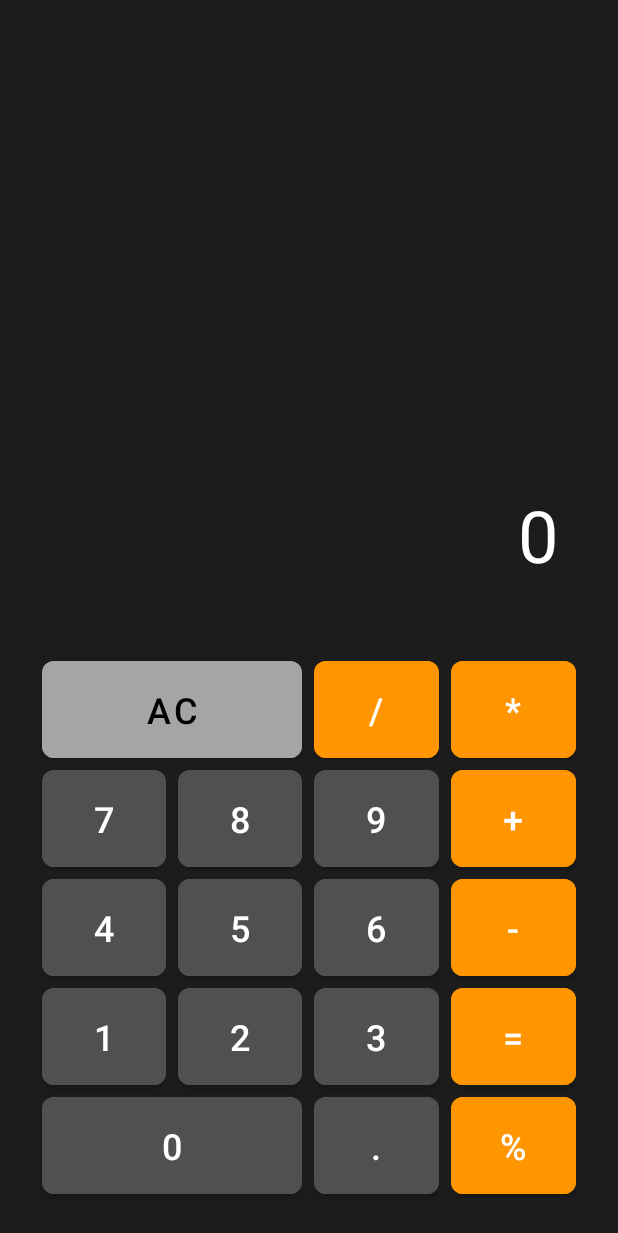
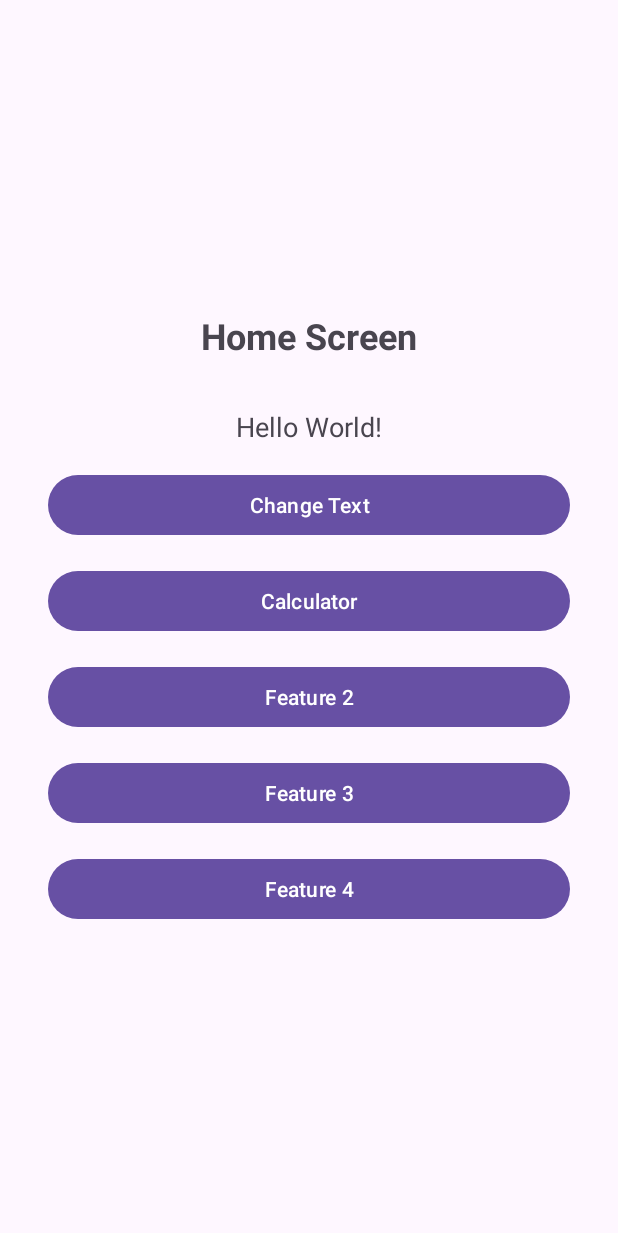
Before and after one commit to RaymussenArthur/JavaMobileApp, an Android app: the layout activity_main.xml on its own in the app's theme, with its tools: preview values and no code run, on a phone screen of 412 x 824 dp. Shown: the top 1233 px of the screen. Run offline under Robolectric (Android 15) with nearby library versions, the phone set to English and light mode, and no system bars.

Commit message:
feat: Add main activity and calculator functionality with multiple feature pages

```diff
--- a/app/src/main/AndroidManifest.xml
+++ b/app/src/main/AndroidManifest.xml
@@ -21,6 +21,10 @@
                 <category android:name="android.intent.category.LAUNCHER" />
             </intent-filter>
         </activity>
+        <activity android:name=".CalcActivity" android:exported="true" />
+        <activity android:name=".Feature2Activity" android:exported="true" />
+        <activity android:name=".Feature3Activity" android:exported="true" />
+        <activity android:name=".Feature4Activity" android:exported="true" />
     </application>
 
 </manifest>
--- a/app/src/main/res/layout/activity_main.xml
+++ b/app/src/main/res/layout/activity_main.xml
@@ -1,166 +1,60 @@
 <?xml version="1.0" encoding="utf-8"?>
 <LinearLayout xmlns:android="http://schemas.android.com/apk/res/android"
-    xmlns:tools="http://schemas.android.com/tools"
     android:layout_width="match_parent"
     android:layout_height="match_parent"
-    android:background="@color/calculator_background"
     android:orientation="vertical"
-    android:padding="@dimen/activity_padding"
-    tools:context=".MainActivity">
+    android:gravity="center"
+    android:padding="32dp">
 
-    <!-- Result Display -->
     <TextView
-        android:id="@+id/resultTextView"
-        style="@style/ResultDisplayStyle"
-        android:layout_width="match_parent"
-        android:layout_height="0dp"
-        android:layout_weight="1"
-        android:text="@string/result_value"
-        tools:text="0" />
+        android:id="@+id/homeTitle"
+        android:layout_width="wrap_content"
+        android:layout_height="wrap_content"
+        android:text="Home Screen"
+        android:textSize="24sp"
+        android:textStyle="bold"
+        android:layout_marginBottom="32dp" />
 
-    <!-- Button Grid Container -->
-    <GridLayout
+    <TextView
+        android:id="@+id/textViewHello"
+        android:layout_width="wrap_content"
+        android:layout_height="wrap_content"
+        android:text="Hello World!"
+        android:textSize="18sp"
+        android:layout_marginBottom="16dp" />
+
+    <Button
+        android:id="@+id/buttonChangeText"
         android:layout_width="match_parent"
         android:layout_height="wrap_content"
-        android:columnCount="4"
-        android:padding="@dimen/grid_padding"
-        android:rowCount="5">
+        android:text="Change Text"
+        android:layout_marginBottom="16dp" />
 
-        <!-- Row 1: AC, /, * -->
-        <Button
-            android:id="@+id/buttonClear"
-            style="@style/CalculatorButton.Control"
-            android:layout_columnSpan="2"
-            android:layout_gravity="fill_horizontal"
-            android:contentDescription="@string/cd_clear"
-            android:text="@string/button_clear"
-            tools:ignore="VisualLintButtonSize" />
+    <Button
+        android:id="@+id/buttonPageCalc"
+        android:layout_width="match_parent"
+        android:layout_height="wrap_content"
+        android:text="Calculator"
+        android:layout_marginBottom="16dp" />
 
-        <Button
-            android:id="@+id/buttonDivide"
-            style="@style/CalculatorButton.Operator"
-            android:contentDescription="@string/cd_divide"
-            android:text="@string/button_divide"
-            tools:ignore="VisualLintButtonSize" />
+    <Button
+        android:id="@+id/buttonFeature2"
+        android:layout_width="match_parent"
+        android:layout_height="wrap_content"
+        android:text="Feature 2"
+        android:layout_marginBottom="16dp" />
 
-        <Button
-            android:id="@+id/buttonMultiply"
-            style="@style/CalculatorButton.Operator"
-            android:contentDescription="@string/cd_multiply"
-            android:text="@string/button_multiply"
-            tools:ignore="VisualLintButtonSize" />
+    <Button
+        android:id="@+id/buttonFeature3"
+        android:layout_width="match_parent"
+        android:layout_height="wrap_content"
+        android:text="Feature 3"
+        android:layout_marginBottom="16dp" />
 
-        <!-- Row 2: 7, 8, 9, + -->
-        <Button
-            android:id="@+id/button7"
-            style="@style/CalculatorButton.Numeric"
-            android:contentDescription="@string/cd_7"
-            android:text="@string/button_7"
-            tools:ignore="VisualLintButtonSize" />
-
-        <Button
-            android:id="@+id/button8"
-            style="@style/CalculatorButton.Numeric"
-            android:contentDescription="@string/cd_8"
-            android:text="@string/button_8"
-            tools:ignore="VisualLintButtonSize" />
-
-        <Button
-            android:id="@+id/button9"
-            style="@style/CalculatorButton.Numeric"
-            android:contentDescription="@string/cd_9"
-            android:text="@string/button_9"
-            tools:ignore="VisualLintButtonSize" />
-
-        <Button
-            android:id="@+id/buttonAdd"
-            style="@style/CalculatorButton.Operator"
-            android:contentDescription="@string/cd_add"
-            android:text="@string/button_add"
-            tools:ignore="VisualLintButtonSize" />
-
-        <!-- Row 3: 4, 5, 6, - -->
-        <Button
-            android:id="@+id/button4"
-            style="@style/CalculatorButton.Numeric"
-            android:contentDescription="@string/cd_4"
-            android:text="@string/button_4"
-            tools:ignore="VisualLintButtonSize" />
-
-        <Button
-            android:id="@+id/button5"
-            style="@style/CalculatorButton.Numeric"
-            android:contentDescription="@string/cd_5"
-            android:text="@string/button_5"
-            tools:ignore="VisualLintButtonSize" />
-
-        <Button
-            android:id="@+id/button6"
-            style="@style/CalculatorButton.Numeric"
-            android:contentDescription="@string/cd_6"
-            android:text="@string/button_6"
-            tools:ignore="VisualLintButtonSize" />
-
-        <Button
-            android:id="@+id/buttonSubtract"
-            style="@style/CalculatorButton.Operator"
-            android:contentDescription="@string/cd_subtract"
-            android:text="@string/button_subtract"
-            tools:ignore="VisualLintButtonSize" />
-
-        <!-- Row 4: 1, 2, 3, = -->
-        <Button
-            android:id="@+id/button1"
-            style="@style/CalculatorButton.Numeric"
-            android:contentDescription="@string/cd_1"
-            android:text="@string/button_1"
-            tools:ignore="VisualLintButtonSize" />
-
-        <Button
-            android:id="@+id/button2"
-            style="@style/CalculatorButton.Numeric"
-            android:contentDescription="@string/cd_2"
-            android:text="@string/button_2"
-            tools:ignore="VisualLintButtonSize" />
-
-        <Button
-            android:id="@+id/button3"
-            style="@style/CalculatorButton.Numeric"
-            android:contentDescription="@string/cd_3"
-            android:text="@string/button_3"
-            tools:ignore="VisualLintButtonSize" />
-
-        <Button
-            android:id="@+id/buttonEqual"
-            style="@style/CalculatorButton.Operator"
-            android:contentDescription="@string/cd_equals"
-            android:text="@string/button_equal"
-            tools:ignore="VisualLintButtonSize" />
-
-        <!-- Row 5: 0, ., % -->
-        <Button
-            android:id="@+id/button0"
-            style="@style/CalculatorButton.Numeric"
-            android:layout_columnSpan="2"
-            android:layout_gravity="fill_horizontal"
-            android:contentDescription="@string/cd_0"
-            android:text="@string/button_0"
-            tools:ignore="VisualLintButtonSize" />
-
-        <Button
-            android:id="@+id/buttonDecimal"
-            style="@style/CalculatorButton.Numeric"
-            android:contentDescription="@string/cd_decimal"
-            android:text="@string/button_decimal"
-            tools:ignore="VisualLintButtonSize" />
-
-        <Button
-            android:id="@+id/buttonpercent"
-            style="@style/CalculatorButton.Operator"
-            android:contentDescription="@string/cd_percent"
-            android:text="@string/button_percent"
-            tools:ignore="VisualLintButtonSize" />
-
-    </GridLayout>
+    <Button
+        android:id="@+id/buttonFeature4"
+        android:layout_width="match_parent"
+        android:layout_height="wrap_content"
+        android:text="Feature 4" />
 
 </LinearLayout>
--- a/settings.gradle.kts
+++ b/settings.gradle.kts
@@ -12,12 +12,12 @@ pluginManagement {
     }
 }
 dependencyResolutionManagement {
-    repositoriesMode.set(RepositoriesMode.FAIL_ON_PROJECT_REPOS)
+    repositoriesMode.set(RepositoriesMode.PREFER_PROJECT)
     repositories {
         google()
         mavenCentral()
     }
 }
 
-rootProject.name = "tester"
+rootProject.name = "JavaMobileApp"
 include(":app")
```
Also changed, not shown: app/build.gradle.kts (+10 -11 lines), app/src/main/java/com/example/JavaMobileApp/CalcActivity.java (added, +112 -0 lines), app/src/main/java/com/example/JavaMobileApp/Feature2Activity.java (added, +22 -0 lines), app/src/main/java/com/example/JavaMobileApp/Feature3Activity.java (added, +22 -0 lines), app/src/main/java/com/example/JavaMobileApp/Feature4Activity.java (added, +22 -0 lines), app/src/main/java/com/example/JavaMobileApp/MainActivity.java (added, +51 -0 lines), app/src/main/java/com/example/javamobileapp/CalcActivity.java (deleted, +0 -12 lines), app/src/main/java/com/example/javamobileapp/MainActivity.java (deleted, +0 -34 lines), app/src/main/java/com/example/tester/MainActivity.java (deleted, +0 -9 lines), build.gradle.kts (+6 -2 lines), gradle.properties (+1 -20 lines), gradle/libs.versions.toml (deleted, +0 -21 lines), gradle/wrapper/gradle-wrapper.properties, 5 other files.
